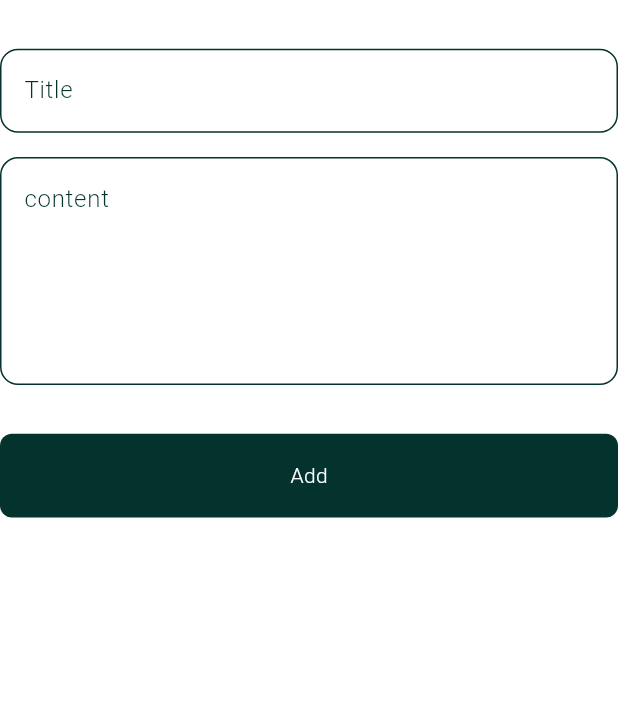
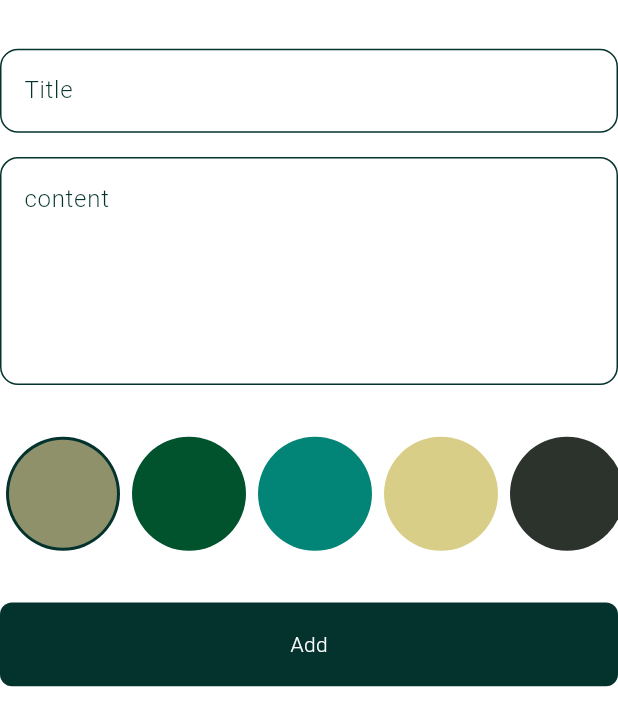
Before and after one commit to nadakhalifa183/note_app, a Flutter app: the AddNoteForm widget shown alone on an empty page, opened directly, on a phone screen of 412 x 824 dp. Shown: the top 726 px of the screen. Run offline on Flutter 3.47's test engine with Material 3 defaults, Android fonts, the phone set to English and light mode, and no system bars; our stand-ins replace bloc, flutter_bloc, flutter_screenutil, font_awesome_flutter, hive, hive_flutter; accounts and stored records are empty.

Commit message:
colors list view

```diff
--- a/lib/views/widgets/add_note_form.dart
+++ b/lib/views/widgets/add_note_form.dart
@@ -4,6 +4,7 @@ import 'package:flutter_screenutil/flutter_screenutil.dart';
 import 'package:intl/intl.dart';
 import 'package:note_app/cubits/add_note_cubit/add_note_cubit.dart';
 import 'package:note_app/models/note_model.dart';
+import 'package:note_app/views/widgets/colors_listview.dart';
 import 'package:note_app/views/widgets/custom_button.dart';
 import 'package:note_app/views/widgets/custom_textfield.dart';
 
@@ -46,7 +47,10 @@ class _AddNoteFormState extends State<AddNoteForm> {
             },
             hintText: "content",
             maxLines: 5,
+          ), SizedBox(
+            height: 32.h,
           ),
+          const ColorListView(),
           SizedBox(
             height: 32.h,
           ),
--- /dev/null
+++ b/lib/views/widgets/colors_listview.dart
@@ -0,0 +1,69 @@
+import 'package:flutter/material.dart';
+import 'package:note_app/constants.dart';
+
+class ColorItem extends StatelessWidget {
+  const ColorItem({super.key, required this.isActive, required this.color});
+  final bool isActive;
+  final Color color;
+  @override
+  Widget build(BuildContext context) {
+    return isActive
+        ? CircleAvatar(
+            radius: 38,
+            backgroundColor: PrimaryColors.kPrimaryColor,
+            child: CircleAvatar(
+              radius: 36,
+              backgroundColor: color,
+            ),
+          )
+        :  CircleAvatar(
+            radius: 38,
+            backgroundColor:  color,
+          );
+  }
+}
+
+class ColorListView extends StatefulWidget {
+  const ColorListView({super.key});
+
+
+  @override
+  State<ColorListView> createState() => _ColorListViewState();
+}
+
+class _ColorListViewState extends State<ColorListView> {
+
+  int currentIndex = 0;
+  List<Color> colors = const [
+    Color(0xff8f916b),
+    Color(0xff00532d),
+    Color(0xff028476),
+    Color(0xffd9ce88),
+    Color(0xff2c332d),
+  ];
+  @override
+  Widget build(BuildContext context) {
+    return SizedBox(
+      height: 80,
+      child: ListView.builder(
+        itemCount: colors.length,
+        scrollDirection: Axis.horizontal,
+        itemBuilder: (context, index) {
+          return Padding(
+            padding: const EdgeInsets.symmetric(horizontal: 4.0),
+            child: GestureDetector(
+              onTap: () {
+                currentIndex = index;
+                setState(() {});
+              },
+              child: ColorItem(
+                color: colors[index],
+                isActive: currentIndex == index,
+              ),
+            ),
+          );
+        },
+      ),
+    );
+  }
+}
```
